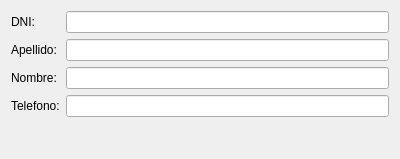
leosmolas/conotels, file src/ui/huesped.ui: the form before one commit.
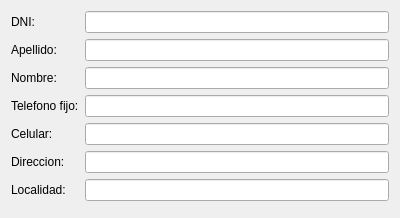
The form after the commit.

Commit message: corregi todo lo relacionado a huesped en funcion de los cambios uqe se hicieron en la base de datos.

Patch:
```diff
--- a/src/ui/huesped.ui
+++ b/src/ui/huesped.ui
@@ -7,7 +7,7 @@
     <x>0</x>
     <y>0</y>
     <width>400</width>
-    <height>159</height>
+    <height>188</height>
    </rect>
   </property>
   <property name="windowTitle">
@@ -36,6 +36,9 @@
        </property>
       </widget>
      </item>
+     <item row="0" column="1">
+      <widget class="QLineEdit" name="dniLine"/>
+     </item>
      <item row="1" column="0">
       <widget class="QLabel" name="label_2">
        <property name="text">
@@ -59,15 +62,42 @@
      <item row="3" column="0">
       <widget class="QLabel" name="label_4">
        <property name="text">
-        <string>Telefono:</string>
+        <string>Telefono fijo:</string>
        </property>
       </widget>
      </item>
      <item row="3" column="1">
       <widget class="QLineEdit" name="telLine"/>
      </item>
-     <item row="0" column="1">
-      <widget class="QLineEdit" name="dniLine"/>
+     <item row="4" column="0">
+      <widget class="QLabel" name="label_5">
+       <property name="text">
+        <string>Celular:</string>
+       </property>
+      </widget>
+     </item>
+     <item row="4" column="1">
+      <widget class="QLineEdit" name="celLine"/>
+     </item>
+     <item row="5" column="0">
+      <widget class="QLabel" name="label_6">
+       <property name="text">
+        <string>Direccion:</string>
+       </property>
+      </widget>
+     </item>
+     <item row="6" column="0">
+      <widget class="QLabel" name="label_7">
+       <property name="text">
+        <string>Localidad:</string>
+       </property>
+      </widget>
+     </item>
+     <item row="5" column="1">
+      <widget class="QLineEdit" name="direccionLine"/>
+     </item>
+     <item row="6" column="1">
+      <widget class="QLineEdit" name="localidadLine"/>
      </item>
     </layout>
    </item>
```
The commit also changes 4 other files.
